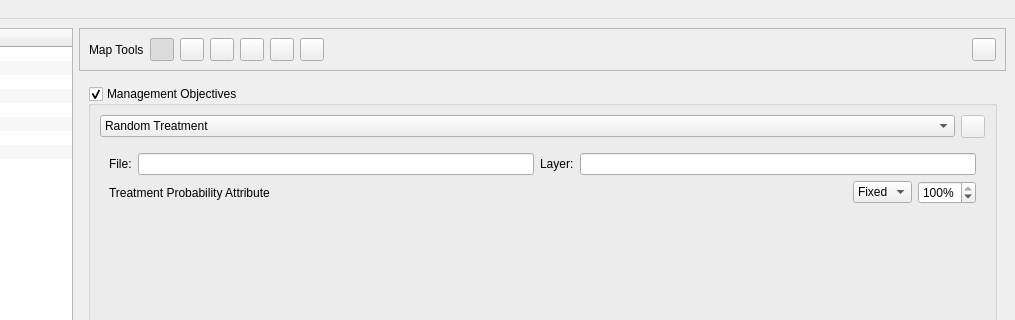
Qt form irs/src/gui/wfipsmainwindow.ui (firelab/wfips) before a commit; both pictures show x 192 to 1207 and y 0 to 320 of the 1207 by 806 pixel window.
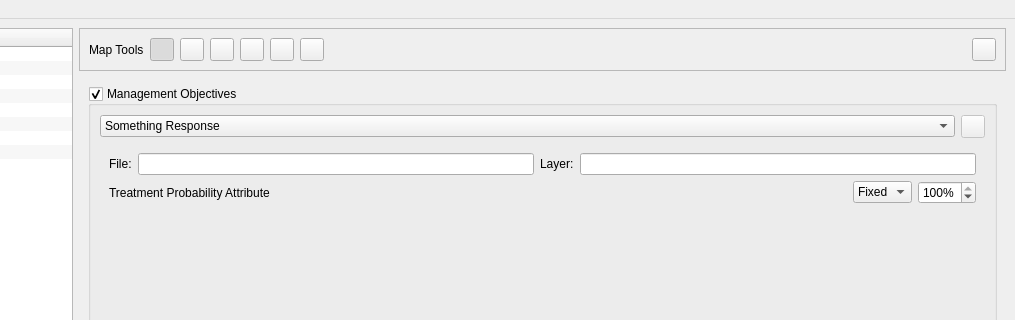
The same form after that commit. The open tabs and pages were chosen to show the change.

Commit message: placeholder for management

The edit to the form file:
```diff
--- a/irs/src/gui/wfipsmainwindow.ui
+++ b/irs/src/gui/wfipsmainwindow.ui
@@ -1374,7 +1374,7 @@
                 <widget class="QComboBox" name="fuelComboBox_2">
                  <item>
                   <property name="text">
-                   <string>Random Treatment</string>
+                   <string>Something Response</string>
                   </property>
                  </item>
                  <item>
```
Left out of the diff: 6 changed lines with no effect on the pictures.
